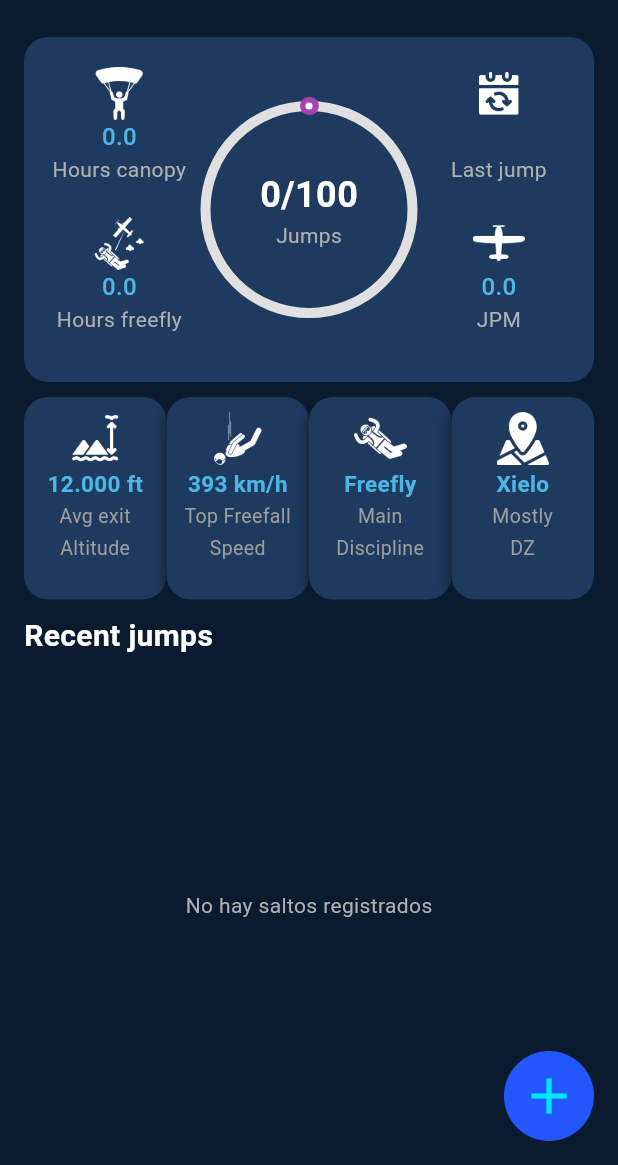
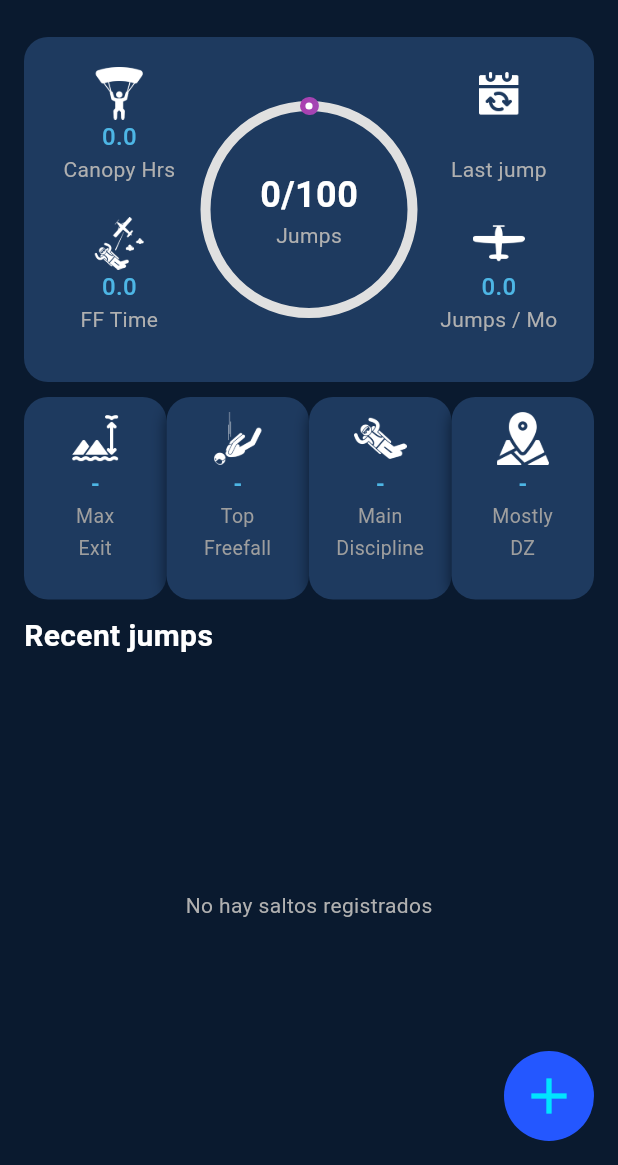
Before and after one commit to pab1987/jumpbook, a Flutter app: the screen it shows once a user with an empty profile is signed in, on a phone screen of 412 x 824 dp, the part 71-1236 px from its top. Run offline on Flutter 3.47's test engine with Material 3 defaults, Android fonts, the light colour scheme and no system bars; drawn by our look-alikes of sleek_circular_slider; our stand-ins replace cloud_firestore, firebase_auth, firebase_core, flutter_riverpod, go_router, google_sign_in and 1 more; accounts and stored records are empty.

Commit message:
Se implementa la información dinamica en las tarjetas del home screen.

```diff
--- /dev/null
+++ b/lib/providers/info_cards_provider.dart
@@ -0,0 +1,14 @@
+import 'package:flutter_riverpod/flutter_riverpod.dart';
+import 'package:jumpbook/models/info_card_data.dart';
+import 'package:jumpbook/providers/jump_providers.dart';
+import 'package:jumpbook/services/info_cards_service.dart';
+
+final infoCardsProvider = Provider<List<InfoCardData>>((ref) {
+  final jumpsAsync = ref.watch(jumpsStreamProvider);
+
+  return jumpsAsync.when(
+    data: (jumps) => buildInfoCardsFromJumps(jumps),
+    loading: () => buildInfoCardsFromJumps([]),
+    error: (_, __) => buildInfoCardsFromJumps([]),
+  );
+});
--- a/lib/screens/home/widgets/home_main_stats.dart
+++ b/lib/screens/home/widgets/home_main_stats.dart
@@ -23,13 +23,13 @@ class HomeMainStats extends StatelessWidget {
               SideStat(
                 icon: 'assets/icons/canopy.png',
                 value: stats.canopyHours.toString(),
-                label: 'Hours canopy',
+                label: 'Canopy Hrs',
               ),
               const SizedBox(height: 10),
               SideStat(
                 icon: 'assets/icons/exit_freefall.png',
                 value: stats.freeFallHours.toString(),
-                label: 'Hours freefly',
+                label: 'FF Time',
               ),
             ],
           ),
@@ -57,7 +57,7 @@ class HomeMainStats extends StatelessWidget {
               SideStat(
                 icon: 'assets/icons/plane.png',
                 value: stats.jpm.toString(),
-                label: 'JPM',
+                label: 'Jumps / Mo',
               ),
             ],
           ),
--- a/lib/screens/home/widgets/info_cards_row.dart
+++ b/lib/screens/home/widgets/info_cards_row.dart
@@ -1,42 +1,19 @@
 import 'package:flutter/material.dart';
+import 'package:flutter_riverpod/flutter_riverpod.dart';
 import 'package:jumpbook/widgets/misc/info_card.dart';
 import 'package:jumpbook/widgets/layout/custom_container.dart';
+import 'package:jumpbook/providers/info_cards_provider.dart';
 
-class InfoCardsRow extends StatelessWidget {
+class InfoCardsRow extends ConsumerWidget {
   const InfoCardsRow({super.key});
 
   @override
-  Widget build(BuildContext context) {
-    final data = [
-      {
-        "icon": "assets/icons/exit_altitude.png",
-        "main": "12.000 ft",
-        "sub1": "Avg exit",
-        "sub2": "Altitude",
-      },
-      {
-        "icon": "assets/icons/freefall.png",
-        "main": "393 km/h",
-        "sub1": "Top Freefall",
-        "sub2": "Speed",
-      },
-      {
-        "icon": "assets/icons/freefly.png",
-        "main": "Freefly",
-        "sub1": "Main",
-        "sub2": "Discipline",
-      },
-      {
-        "icon": "assets/icons/dropzone.png",
-        "main": "Xielo",
-        "sub1": "Mostly",
-        "sub2": "DZ",
-      },
-    ];
+  Widget build(BuildContext context, WidgetRef ref) {
+    final cards = ref.watch(infoCardsProvider);
 
     return Row(
       mainAxisAlignment: MainAxisAlignment.spaceBetween,
-      children: data.map((item) {
+      children: cards.map((item) {
         return SizedBox(
           width: 95,
           height: 135,
@@ -44,9 +21,9 @@ class InfoCardsRow extends StatelessWidget {
             child: Padding(
               padding: const EdgeInsets.all(10),
               child: InfoCard(
-                iconAsset: item["icon"]!,
-                mainText: item["main"]!,
-                subTexts: [item["sub1"]!, item["sub2"]!],
+                iconAsset: item.iconAsset,
+                mainText: item.mainText,
+                subTexts: [item.sub1, item.sub2],
               ),
             ),
           ),
--- a/pubspec.yaml
+++ b/pubspec.yaml
@@ -40,6 +40,7 @@ dependencies:
   lottie: ^3.3.2
   sign_in_with_apple: ^7.0.1
   sleek_circular_slider: ^2.1.0
+  intl: ^0.18.0
 
 dev_dependencies:
   flutter_lints: ^5.0.0
```
Also changed, not shown: lib/models/info_card_data.dart (added, +13 -0 lines), lib/services/info_cards_service.dart (added, +108 -0 lines), pubspec.lock, 1 other file.
